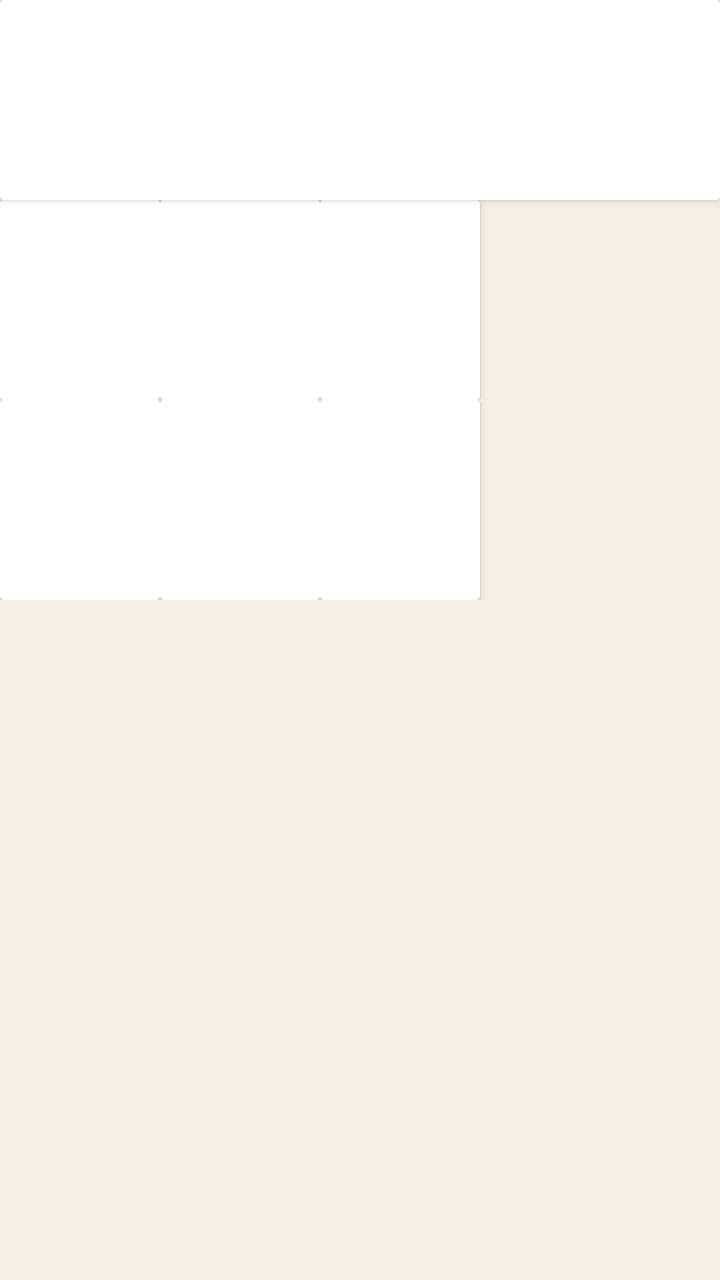
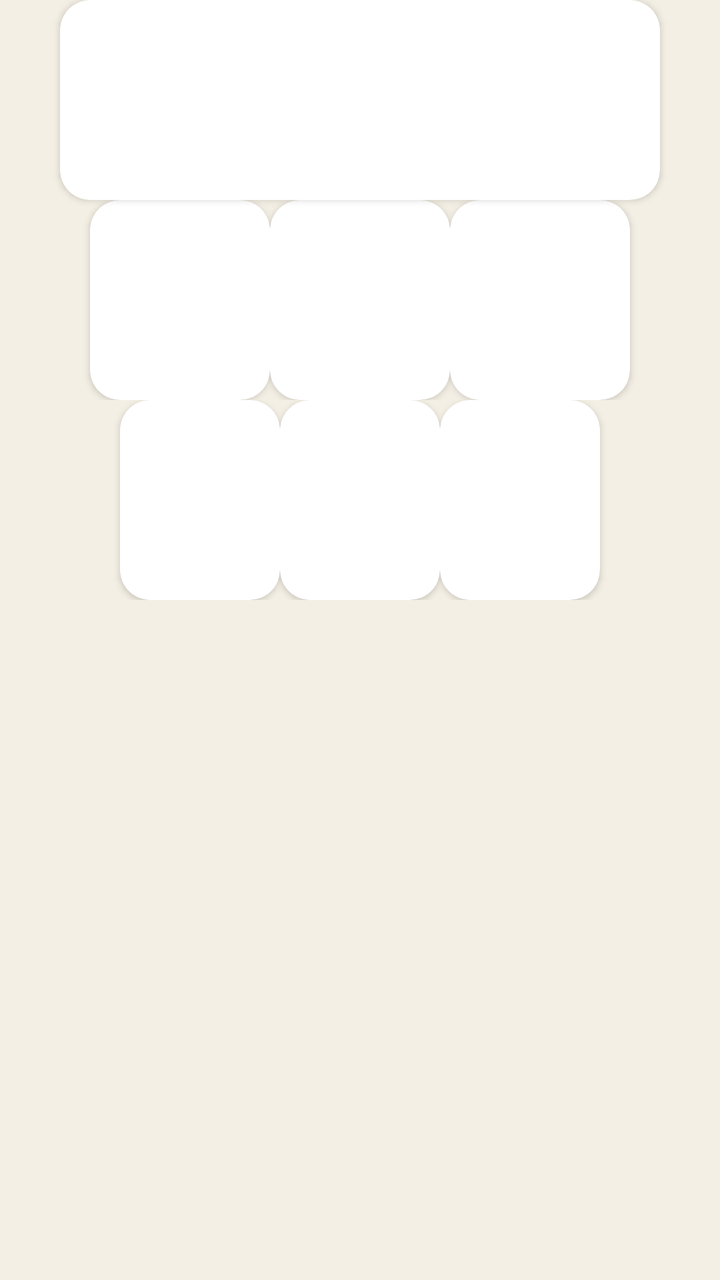

Compare the two renders of this Android layout. The source of the first and the diff that turns it into the second are given below.
<!-- AndroidManifest.xml: activity theme Theme.CEN4630App -->
<!-- res/layout/activity_main.xml -->
<?xml version="1.0" encoding="utf-8"?>
<LinearLayout xmlns:android="http://schemas.android.com/apk/res/android"
    android:layout_width="match_parent"
    android:layout_height="match_parent"
    android:background="#F4EFE4"
    android:orientation="vertical">

    <androidx.cardview.widget.CardView
        android:layout_width="match_parent"
        android:layout_height="100dp">

    </androidx.cardview.widget.CardView>

    <LinearLayout
        android:layout_width="match_parent"
        android:layout_height="100dp"
        android:orientation="horizontal">

        <androidx.cardview.widget.CardView
            android:layout_width="80dp"
            android:layout_height="100dp" />

        <androidx.cardview.widget.CardView
            android:layout_width="80dp"
            android:layout_height="100dp" />

        <androidx.cardview.widget.CardView
            android:layout_width="80dp"
            android:layout_height="100dp" />

    </LinearLayout>

    <LinearLayout
        android:layout_width="match_parent"
        android:layout_height="100dp"
        android:orientation="horizontal">

        <androidx.cardview.widget.CardView
            android:layout_width="80dp"
            android:layout_height="100dp" />

        <androidx.cardview.widget.CardView
            android:layout_width="80dp"
            android:layout_height="match_parent" />

        <androidx.cardview.widget.CardView
            android:layout_width="80dp"
            android:layout_height="100dp" />
    </LinearLayout>

</LinearLayout>
<!-- resources referenced by this layout -->
<resources>
  <style name="Theme.CEN4630App" parent="android:Theme.Material.Light.NoActionBar" />
</resources>

<!-- the commit's change to res/layout/activity_main.xml (unified diff, before → after) -->
@@ -1,51 +1,63 @@
 <?xml version="1.0" encoding="utf-8"?>
 <LinearLayout xmlns:android="http://schemas.android.com/apk/res/android"
+    xmlns:app="http://schemas.android.com/apk/res-auto"
     android:layout_width="match_parent"
     android:layout_height="match_parent"
+    android:layout_weight="1"
     android:background="#F4EFE4"
+    android:gravity="center_horizontal"
     android:orientation="vertical">
 
     <androidx.cardview.widget.CardView
-        android:layout_width="match_parent"
-        android:layout_height="100dp">
+        android:layout_width="300dp"
+        android:layout_height="100dp"
+        app:cardCornerRadius="15dp">
 
     </androidx.cardview.widget.CardView>
 
     <LinearLayout
         android:layout_width="match_parent"
         android:layout_height="100dp"
+        android:gravity="center_horizontal"
         android:orientation="horizontal">
 
         <androidx.cardview.widget.CardView
-            android:layout_width="80dp"
-            android:layout_height="100dp" />
+            android:layout_width="90dp"
+            android:layout_height="100dp"
+            app:cardCornerRadius="15dp" />
 
         <androidx.cardview.widget.CardView
-            android:layout_width="80dp"
-            android:layout_height="100dp" />
+            android:layout_width="90dp"
+            android:layout_height="100dp"
+            app:cardCornerRadius="15dp" />
 
         <androidx.cardview.widget.CardView
-            android:layout_width="80dp"
-            android:layout_height="100dp" />
+            android:layout_width="90dp"
+            android:layout_height="100dp"
+            app:cardCornerRadius="15dp" />
 
     </LinearLayout>
 
     <LinearLayout
         android:layout_width="match_parent"
         android:layout_height="100dp"
+        android:gravity="center_horizontal"
         android:orientation="horizontal">
 
         <androidx.cardview.widget.CardView
             android:layout_width="80dp"
-            android:layout_height="100dp" />
+            android:layout_height="100dp"
+            app:cardCornerRadius="15dp" />
 
         <androidx.cardview.widget.CardView
             android:layout_width="80dp"
-            android:layout_height="match_parent" />
+            android:layout_height="match_parent"
+            app:cardCornerRadius="15dp" />
 
         <androidx.cardview.widget.CardView
             android:layout_width="80dp"
-            android:layout_height="100dp" />
+            android:layout_height="100dp"
+            app:cardCornerRadius="15dp" />
     </LinearLayout>
 
 </LinearLayout>
